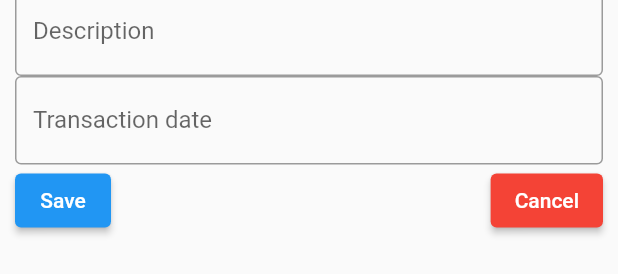
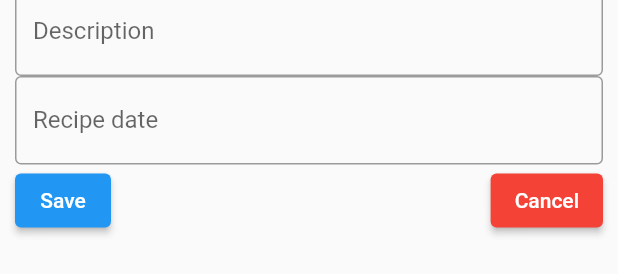
Before and after one commit to ClrGe/recesipes-mobile, a Flutter app: the TransactionEdit widget shown alone on an empty page, opened directly with empty values, on a phone screen of 412 x 824 dp. Shown: the part 272-546 px from the top of the screen. Run offline on Flutter 3.47's test engine with Material 2 defaults, Android fonts, the light colour scheme and no system bars; our stand-ins replace device_info, shared_preferences; accounts and stored records are empty; network calls fail; statements that could not run were skipped.

Commit message:
add recipe model

```diff
--- a/lib/models/transaction.dart
+++ b/lib/models/recipe.dart
@@ -1,4 +1,4 @@
-class Transaction {
+class Recipe {
   int id;
   int categoryId;
   String categoryName;
@@ -7,18 +7,17 @@ class Transaction {
   String transactionDate;
   String createdAt;
 
-  Transaction({
-    required this.id,
-    required this.categoryId,
-    required this.categoryName,
-    required this.description,
-    required this.amount,
-    required this.transactionDate,
-    required this.createdAt
-  });
+  Recipe(
+      {required this.id,
+      required this.categoryId,
+      required this.categoryName,
+      required this.description,
+      required this.amount,
+      required this.transactionDate,
+      required this.createdAt});
 
-  factory Transaction.fromJson(Map<String, dynamic> json) {
-    return Transaction(
+  factory Recipe.fromJson(Map<String, dynamic> json) {
+    return Recipe(
       id: json['id'],
       categoryId: json['category_id'],
       categoryName: json['category_name'],
--- a/lib/pages/home.dart
+++ b/lib/pages/home.dart
@@ -1,7 +1,7 @@
 import 'package:flutter/material.dart';
 import '../providers/AuthProvider.dart';
 import '../pages/categories.dart';
-import '../pages/transactions.dart';
+import '../pages/recipes.dart';
 import 'package:provider/provider.dart';
 
 class Home extends StatefulWidget {
@@ -11,7 +11,7 @@ class Home extends StatefulWidget {
 
 class _HomeState extends State<Home> {
   int selectedIndex = 0;
-  List<Widget> widgetOptions = [Transactions(), Categories()];
+  List<Widget> widgetOptions = [Recipes(), Categories()];
 
   @override
   Widget build(BuildContext context) {
@@ -27,8 +27,7 @@ class _HomeState extends State<Home> {
             elevation: 0,
             items: <BottomNavigationBarItem>[
               BottomNavigationBarItem(
-                  icon: Icon(Icons.account_balance_wallet),
-                  label: 'Transactions'),
+                  icon: Icon(Icons.account_balance_wallet), label: 'Recipes'),
               BottomNavigationBarItem(
                   icon: Icon(Icons.category), label: 'Categories'),
               BottomNavigationBarItem(
--- a/lib/pages/transactions.dart
+++ b/lib/pages/recipes.dart
@@ -1,37 +1,37 @@
 import 'package:flutter/material.dart';
-import '../models/transaction.dart';
-import '../widgets/TransactionAdd.dart';
-import '../widgets/TransactionsEdit.dart';
+import '../models/recipe.dart';
+import '../widgets/RecipeAdd.dart';
+import '../widgets/RecipeEdit.dart';
 import 'package:provider/provider.dart';
-import '../providers/TransactionProvider.dart';
+import '../providers/RecipeProvider.dart';
 
-class Transactions extends StatefulWidget {
+class Recipes extends StatefulWidget {
   @override
   _TransactionsState createState() => _TransactionsState();
 }
 
-class _TransactionsState extends State<Transactions> {
+class _TransactionsState extends State<Recipes> {
   @override
   Widget build(BuildContext context) {
     final provider = Provider.of<TransactionProvider>(context);
-    List<Transaction> transactions = provider.transactions;
+    List<Recipe> recipes = provider.recipes;
 
     return Scaffold(
       appBar: AppBar(
-        title: Text('Transactions'),
+        title: Text('Recipes'),
         backgroundColor: Color(0xFFEE8B60),
       ),
       body: ListView.builder(
-        itemCount: transactions.length,
+        itemCount: recipes.length,
         itemBuilder: (context, index) {
-          Transaction transaction = transactions[index];
+          Recipe recipe = recipes[index];
           return ListTile(
-            title: Text('\$' + transaction.amount),
-            subtitle: Text(transaction.categoryName),
+            title: Text('\$' + recipe.amount),
+            subtitle: Text(recipe.categoryName),
             trailing: Row(mainAxisSize: MainAxisSize.min, children: <Widget>[
               Column(mainAxisAlignment: MainAxisAlignment.center, children: [
-                Text(transaction.transactionDate),
-                Text(transaction.description),
+                Text(recipe.transactionDate),
+                Text(recipe.description),
               ]),
               IconButton(
                 color: Color(0xFFEE8B60),
@@ -42,7 +42,7 @@ class _TransactionsState extends State<Transactions> {
                       context: context,
                       builder: (BuildContext context) {
                         return TransactionEdit(
-                            transaction, provider.updateTransaction);
+                            recipe, provider.updateTransaction);
                       });
                 },
               ),
@@ -66,7 +66,7 @@ class _TransactionsState extends State<Transactions> {
                                 child: Text("Supprimer"),
                                 onPressed: () => deleteTransaction(
                                     provider.deleteTransaction,
-                                    transaction,
+                                    recipe,
                                     context)),
                           ],
                         );
@@ -92,8 +92,8 @@ class _TransactionsState extends State<Transactions> {
   }
 
   Future deleteTransaction(
-      Function callback, Transaction transaction, BuildContext context) async {
-    await callback(transaction);
+      Function callback, Recipe recipe, BuildContext context) async {
+    await callback(recipe);
     Navigator.pop(context);
   }
 }
--- a/lib/providers/TransactionProvider.dart
+++ b/lib/providers/RecipeProvider.dart
@@ -1,10 +1,10 @@
 import 'package:flutter/material.dart';
-import '../models/transaction.dart';
+import '../models/recipe.dart';
 import '../providers/AuthProvider.dart';
 import '../services/api.dart';
 
 class TransactionProvider extends ChangeNotifier {
-  List<Transaction> transactions = [];
+  List<Recipe> recipes = [];
   late ApiService apiService;
   late AuthProvider authProvider;
 
@@ -16,16 +16,16 @@ class TransactionProvider extends ChangeNotifier {
   }
 
   Future init() async {
-    transactions = await apiService.fetchTransactions();
+    recipes = await apiService.fetchTransactions();
     notifyListeners();
   }
 
   Future<void> addTransaction(
       String amount, String category, String description, String date) async {
     try {
-      Transaction addedTransaction =
+      Recipe addedTransaction =
           await apiService.addTransaction(amount, category, description, date);
-      transactions.add(addedTransaction);
+      recipes.add(addedTransaction);
 
       notifyListeners();
     } catch (Exception) {
@@ -33,12 +33,11 @@ class TransactionProvider extends ChangeNotifier {
     }
   }
 
-  Future<void> updateTransaction(Transaction transaction) async {
+  Future<void> updateTransaction(Recipe recipe) async {
     try {
-      Transaction updatedTransaction =
-          await apiService.updateTransaction(transaction);
-      int index = transactions.indexOf(transaction);
-      transactions[index] = updatedTransaction;
+      Recipe updatedTransaction = await apiService.updateTransaction(recipe);
+      int index = recipes.indexOf(recipe);
+      recipes[index] = updatedTransaction;
 
       notifyListeners();
     } catch (Exception) {
@@ -46,11 +45,11 @@ class TransactionProvider extends ChangeNotifier {
     }
   }
 
-  Future<void> deleteTransaction(Transaction transaction) async {
+  Future<void> deleteTransaction(Recipe recipe) async {
     try {
-      await apiService.deleteTransaction(transaction.id);
+      await apiService.deleteTransaction(recipe.id);
 
-      transactions.remove(transaction);
+      recipes.remove(recipe);
       notifyListeners();
     } catch (Exception) {
       await authProvider.logOut();
--- a/lib/services/api.dart
+++ b/lib/services/api.dart
@@ -3,7 +3,7 @@ import 'dart:io';
 
 import 'package:http/http.dart' as http;
 import '../models/category.dart';
-import '../models/transaction.dart';
+import '../models/recipe.dart';
 
 class ApiService {
   late String token;
@@ -79,25 +79,23 @@ class ApiService {
     }
   }
 
-  Future<List<Transaction>> fetchTransactions() async {
+  Future<List<Recipe>> fetchTransactions() async {
     http.Response response = await http.get(
-      Uri.parse(baseUrl + 'transactions'),
+      Uri.parse(baseUrl + 'recipes'),
       headers: {
         HttpHeaders.acceptHeader: 'application/json',
         HttpHeaders.authorizationHeader: 'Bearer $token'
       },
     );
 
-    List transactions = jsonDecode(response.body);
+    List recipes = jsonDecode(response.body);
 
-    return transactions
-        .map((transaction) => Transaction.fromJson(transaction))
-        .toList();
+    return recipes.map((recipe) => Recipe.fromJson(recipe)).toList();
   }
 
-  Future<Transaction> addTransaction(
+  Future<Recipe> addTransaction(
       String amount, String category, String description, String date) async {
-    String uri = baseUrl + 'transactions';
+    String uri = baseUrl + 'recipes';
 
     http.Response response = await http.post(Uri.parse(uri),
         headers: {
@@ -116,11 +114,11 @@ class ApiService {
       throw Exception('Error happened on create');
     }
 
-    return Transaction.fromJson(jsonDecode(response.body));
+    return Recipe.fromJson(jsonDecode(response.body));
   }
 
-  Future<Transaction> updateTransaction(Transaction transaction) async {
-    String uri = baseUrl + 'transactions/' + transaction.id.toString();
+  Future<Recipe> updateTransaction(Recipe recipe) async {
+    String uri = baseUrl + 'recipes/' + recipe.id.toString();
 
     http.Response response = await http.put(Uri.parse(uri),
         headers: {
@@ -129,21 +127,21 @@ class ApiService {
           HttpHeaders.authorizationHeader: 'Bearer $token'
         },
         body: jsonEncode({
-          'amount': transaction.amount,
-          'category_id': transaction.categoryId,
-          'description': transaction.description,
-          'transaction_date': transaction.transactionDate
+          'amount': recipe.amount,
+          'category_id': recipe.categoryId,
+          'description': recipe.description,
+          'transaction_date': recipe.transactionDate
         }));
 
     if (response.statusCode != 200) {
       throw Exception('Error happened on update');
     }
 
-    return Transaction.fromJson(jsonDecode(response.body));
+    return Recipe.fromJson(jsonDecode(response.body));
   }
 
   Future<void> deleteTransaction(id) async {
-    String uri = baseUrl + 'transactions/' + id.toString();
+    String uri = baseUrl + 'recipes/' + id.toString();
     http.Response response = await http.delete(
       Uri.parse(uri),
       headers: {
--- a/lib/widgets/TransactionAdd.dart
+++ b/lib/widgets/RecipeAdd.dart
@@ -78,7 +78,7 @@ class _TransactionAddState extends State<TransactionAdd> {
                 },
                 decoration: InputDecoration(
                   border: OutlineInputBorder(),
-                  labelText: 'Transaction date',
+                  labelText: 'Recipe date',
                 ),
                 validator: (value) {
                   if (value!.trim().isEmpty) {
--- a/lib/widgets/TransactionsEdit.dart
+++ b/lib/widgets/RecipeEdit.dart
@@ -1,4 +1,4 @@
-import '../models/transaction.dart';
+import '../models/recipe.dart';
 import 'package:flutter/material.dart';
 import 'package:flutter/services.dart';
 import 'package:intl/intl.dart';
@@ -7,10 +7,10 @@ import 'package:provider/provider.dart';
 import '../providers/CategoryProvider.dart';
 
 class TransactionEdit extends StatefulWidget {
-  final Transaction transaction;
+  final Recipe recipe;
   final Function transactionCallback;
 
-  TransactionEdit(this.transaction, this.transactionCallback, {Key? key})
+  TransactionEdit(this.recipe, this.transactionCallback, {Key? key})
       : super(key: key);
 
   @override
@@ -27,13 +27,11 @@ class _TransactionEditState extends State<TransactionEdit> {
 
   @override
   void initState() {
-    transactionAmountController.text = widget.transaction.amount.toString();
-    transactionCategoryController.text =
-        widget.transaction.categoryId.toString();
+    transactionAmountController.text = widget.recipe.amount.toString();
+    transactionCategoryController.text = widget.recipe.categoryId.toString();
     transactionDescriptionController.text =
-        widget.transaction.description.toString();
-    transactionDateController.text =
-        widget.transaction.transactionDate.toString();
+        widget.recipe.description.toString();
+    transactionDateController.text = widget.recipe.transactionDate.toString();
     super.initState();
   }
 
@@ -93,7 +91,7 @@ class _TransactionEditState extends State<TransactionEdit> {
                 },
                 decoration: InputDecoration(
                   border: OutlineInputBorder(),
-                  labelText: 'Transaction date',
+                  labelText: 'Recipe date',
                 ),
                 validator: (value) {
                   if (value!.trim().isEmpty) {
@@ -179,13 +177,12 @@ class _TransactionEditState extends State<TransactionEdit> {
       return;
     }
 
-    widget.transaction.amount = transactionAmountController.text;
-    widget.transaction.categoryId =
-        int.parse(transactionCategoryController.text);
-    widget.transaction.description = transactionDescriptionController.text;
-    widget.transaction.transactionDate = transactionDateController.text;
+    widget.recipe.amount = transactionAmountController.text;
+    widget.recipe.categoryId = int.parse(transactionCategoryController.text);
+    widget.recipe.description = transactionDescriptionController.text;
+    widget.recipe.transactionDate = transactionDateController.text;
 
-    await widget.transactionCallback(widget.transaction);
+    await widget.transactionCallback(widget.recipe);
     Navigator.pop(context);
   }
 }
```
